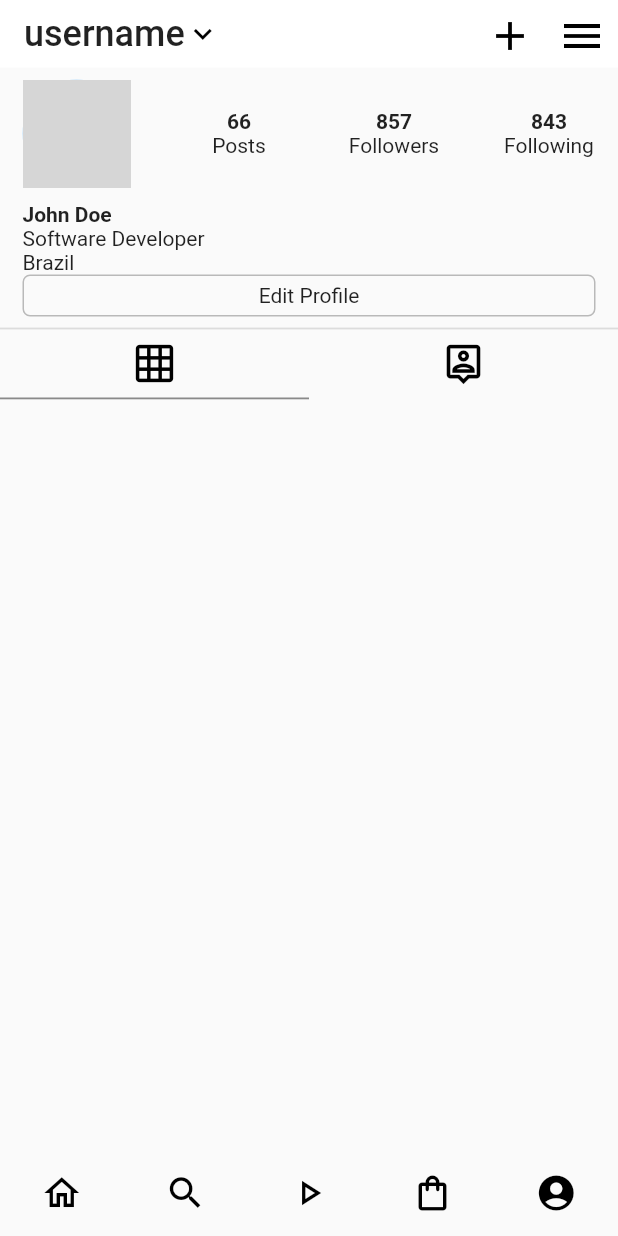
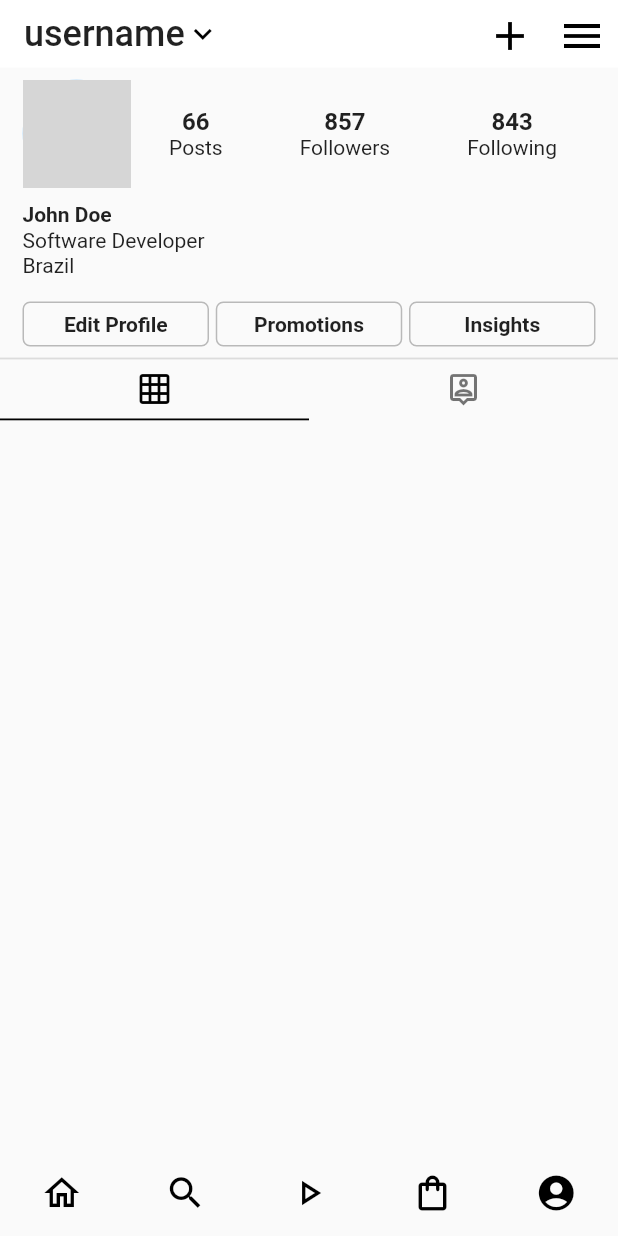
Before and after one commit to MatheusCCarmo/instagram-interface-flutter, a Flutter app: the screen it shows after launch, item 5 of the bottom bar chosen, on a phone screen of 412 x 824 dp. Run offline on Flutter 3.47's test engine with Material 2 defaults, Android fonts, the phone set to English and light mode, and no system bars; our stand-ins replace font_awesome_flutter; network calls fail; grey boxes are pictures that could not be loaded.

Commit message:
add buttons to the profile panel

```diff
--- a/lib/screens/profile_screen.dart
+++ b/lib/screens/profile_screen.dart
@@ -18,13 +18,17 @@ class _ProfileScreenState extends State<ProfileScreen> {
             border: galleryViewMode == viewMode
                 ? Border(
                     bottom: BorderSide(
-                      color: Colors.black45,
+                      color: Colors.black,
                       width: 1.2,
                     ),
                   )
                 : null,
           ),
-          child: Icon(icon),
+          child: Icon(
+            icon,
+            size: 24,
+            color: galleryViewMode == viewMode ? Colors.black : Colors.black54,
+          ),
         ),
         onTap: () {
           setState(() {
--- a/lib/widgets/profile/profile_panel.dart
+++ b/lib/widgets/profile/profile_panel.dart
@@ -1,20 +1,38 @@
 import 'package:flutter/material.dart';
+import 'package:instagram/widgets/profile/profile_panel_button.dart';
 
 class ProfilePanel extends StatelessWidget {
   Widget panelData(String title, int value) {
     return Container(
-      width: 62,
+      // width: 62,
       child: Column(
         children: [
           Text(
             value.toString(),
             style: TextStyle(
               fontWeight: FontWeight.bold,
+              fontSize: 16,
             ),
           ),
-          Text(title),
+          Text(
+            title,
+          ),
         ],
       ),
+    );
+  }
+
+  Widget nameText(String name) {
+    return Text(
+      name,
+      style: TextStyle(fontWeight: FontWeight.bold, height: 1.2),
+    );
+  }
+
+  Widget biographyText(String text) {
+    return Text(
+      text,
+      style: TextStyle(height: 1.2),
     );
   }
 
@@ -33,31 +51,36 @@ class ProfilePanel extends StatelessWidget {
                 backgroundImage: NetworkImage(
                     'https://spassodourado.com.br/wp-content/uploads/2015/01/default-placeholder.png'),
               ),
-              panelData('Posts', 66),
-              panelData('Followers', 857),
-              panelData('Following', 843),
+              Expanded(
+                child: Container(
+                  // margin: EdgeInsets.only(right: 10),
+                  child: Row(
+                    mainAxisAlignment: MainAxisAlignment.spaceAround,
+                    children: [
+                      panelData('Posts', 66),
+                      panelData('Followers', 857),
+                      panelData('Following', 843),
+                    ],
+                  ),
+                ),
+              ),
             ],
           ),
           SizedBox(
             height: 10,
           ),
-          Text(
-            'John Doe',
-            style: TextStyle(
-              fontWeight: FontWeight.bold,
+          nameText('John Doe'),
+          biographyText('Software Developer \nBrazil'),
+          Container(
+            margin: EdgeInsets.only(top: 15),
+            child: Row(
+              mainAxisAlignment: MainAxisAlignment.spaceBetween,
+              children: [
+                ProfilePanelButton('Edit Profile'),
+                ProfilePanelButton('Promotions'),
+                ProfilePanelButton('Insights'),
+              ],
             ),
-          ),
-          Text('Software Developer'),
-          Text('Brazil'),
-          Container(
-            width: double.infinity,
-            padding: EdgeInsets.all(5),
-            alignment: Alignment.center,
-            decoration: BoxDecoration(
-              borderRadius: BorderRadius.circular(5),
-              border: Border.all(color: Colors.black26),
-            ),
-            child: Text('Edit Profile'),
           ),
         ],
       ),
--- /dev/null
+++ b/lib/widgets/profile/profile_panel_button.dart
@@ -0,0 +1,32 @@
+import 'package:flutter/material.dart';
+
+class ProfilePanelButton extends StatelessWidget {
+  String buttonTitle;
+  double screenWidth;
+
+  ProfilePanelButton(this.buttonTitle);
+
+  @override
+  Widget build(BuildContext context) {
+    screenWidth = MediaQuery.of(context).size.width;
+
+    return GestureDetector(
+      child: Container(
+        width: screenWidth / 3 - 13,
+        padding: EdgeInsets.symmetric(vertical: 6),
+        alignment: Alignment.center,
+        decoration: BoxDecoration(
+          borderRadius: BorderRadius.circular(5),
+          border: Border.all(color: Colors.black26),
+        ),
+        child: Text(
+          buttonTitle,
+          style: TextStyle(
+            fontWeight: FontWeight.bold,
+          ),
+        ),
+      ),
+      onTap: () {},
+    );
+  }
+}
--- a/lib/widgets/time_line/post_interactions_widget.dart
+++ b/lib/widgets/time_line/post_interactions_widget.dart
@@ -16,13 +16,13 @@ class PostInteractionsWidget extends StatelessWidget {
       child: Column(
         crossAxisAlignment: CrossAxisAlignment.start,
         children: <Widget>[
-          _buildText('Curtido por Fulano e outras pessoas'),
-          _buildText('Fulano É O AUGE'),
-          _buildText('Ver todos os 281 comentários'),
+          _buildText('Liked by Fulano and others'),
+          _buildText('Fulano YOU ROCK!!'),
+          _buildText('View all 331 comments'),
           Row(
             children: <Widget>[
-              _buildText('Há 6 horas'),
-              _buildText('Ver tradução')
+              _buildText('4 minutes ago'),
+              _buildText('See Translation')
             ],
           ),
         ],
```
